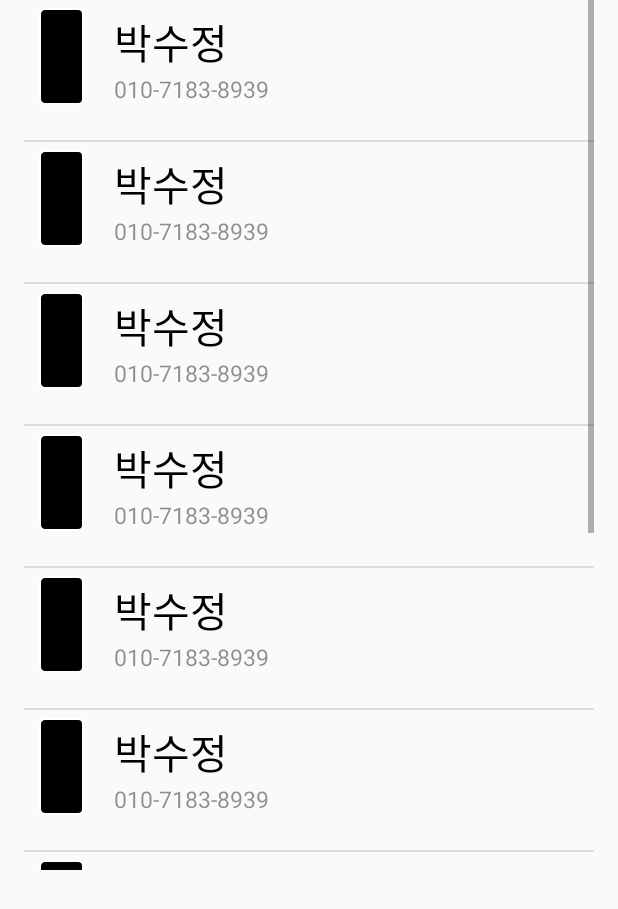
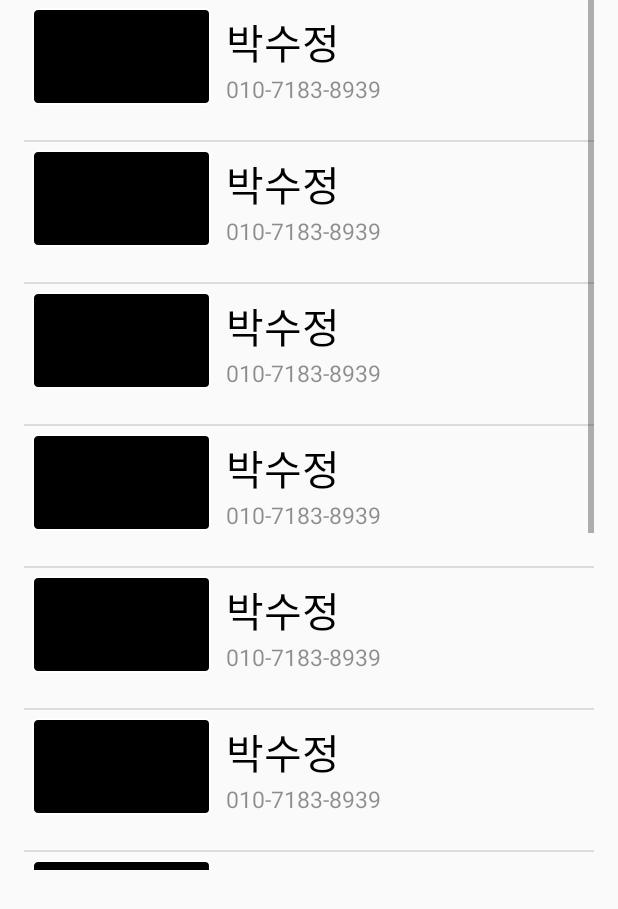
Before and after one commit to su1715/withjaehwan, an Android app: the MainActivity screen opened directly, with no data from a screen before it, on a phone screen of 412 x 824 dp. Shown: the top 909 px of the screen. Run offline under Robolectric (Android 15) with nearby library versions, the phone set to English and light mode, and no system bars.

Commit message:
tab2 update

```diff
--- a/app/src/main/AndroidManifest.xml
+++ b/app/src/main/AndroidManifest.xml
@@ -24,6 +24,7 @@
         </activity>
         <activity android:name=".Tab2FullScreenImageActivity"></activity>
         <activity android:name=".Tab2FullScreenImageAdapter"></activity>
+        <activity android:name=".Signup"></activity>
     </application>
 
 </manifest>
--- a/app/src/main/java/com/example/hellomyapplication/MainActivity.java
+++ b/app/src/main/java/com/example/hellomyapplication/MainActivity.java
@@ -1,23 +1,32 @@
 package com.example.hellomyapplication;
 
+import android.content.Intent;
+import android.os.Bundle;
+import android.widget.TabHost;
+
 import androidx.appcompat.app.AppCompatActivity;
+import androidx.recyclerview.widget.DefaultItemAnimator;
 import androidx.recyclerview.widget.DividerItemDecoration;
+import androidx.recyclerview.widget.GridLayoutManager;
 import androidx.recyclerview.widget.LinearLayoutManager;
 import androidx.recyclerview.widget.RecyclerView;
 
-import android.os.Bundle;
-import android.widget.TabHost;
-
 import java.util.ArrayList;
+import java.util.List;
 
 public class MainActivity extends AppCompatActivity {
     public ArrayList<PhoneBook> phoneBooks;
+
+    private Tab2GalleryManager mGalleryManager;
+    private RecyclerView recyclerGallery;
+    private Tab2GalleryAdapter galleryAdapter;
+
     @Override
     protected void onCreate(Bundle savedInstanceState) {
         super.onCreate(savedInstanceState);
         setContentView(R.layout.activity_main);
 
-        //TODO: 서버에 local phonebook, gallery 저장하기
+        //TODO: 서버에 local phonebook(id, name, phonenum, imageNumber), gallery 저장하기
 
         TabHost tabHost1=(TabHost)findViewById(R.id.tabHost1);
         tabHost1.setup();
@@ -26,18 +35,18 @@ public class MainActivity extends AppCompatActivity {
         ts1.setContent(R.id.phonebook);
 
         phoneBooks=new ArrayList<>();
-//        phoneBooks=Loader.getData(this); TODO: 서버에서 phonebook 정보 가져오기
+//        phoneBooks=Loader.getData(this); TODO: 서버에서 phonebook 정보 가져오기(id, name, phonenum, imageNumber)
         //일단은 하드코딩
-        phoneBooks.add(new PhoneBook("0","박수정","010-7183-8939"));
-        phoneBooks.add(new PhoneBook("1","박수정","010-7183-8939"));
-        phoneBooks.add(new PhoneBook("2","박수정","010-7183-8939"));
-        phoneBooks.add(new PhoneBook("3","박수정","010-7183-8939"));
-        phoneBooks.add(new PhoneBook("4","박수정","010-7183-8939"));
-        phoneBooks.add(new PhoneBook("5","박수정","010-7183-8939"));
-        phoneBooks.add(new PhoneBook("6","박수정","010-7183-8939"));
-        phoneBooks.add(new PhoneBook("7","박수정","010-7183-8939"));
-        phoneBooks.add(new PhoneBook("8","박수정","010-7183-8939"));
-        phoneBooks.add(new PhoneBook("9","박수정","010-7183-8939"));
+        phoneBooks.add(new PhoneBook("0","박수정","010-7183-8939",R.drawable.button_background));
+        phoneBooks.add(new PhoneBook("1","박수정","010-7183-8939",R.drawable.button_background));
+        phoneBooks.add(new PhoneBook("2","박수정","010-7183-8939",R.drawable.button_background));
+        phoneBooks.add(new PhoneBook("3","박수정","010-7183-8939",R.drawable.button_background));
+        phoneBooks.add(new PhoneBook("4","박수정","010-7183-8939",R.drawable.button_background));
+        phoneBooks.add(new PhoneBook("5","박수정","010-7183-8939",R.drawable.button_background));
+        phoneBooks.add(new PhoneBook("6","박수정","010-7183-8939",R.drawable.button_background));
+        phoneBooks.add(new PhoneBook("7","박수정","010-7183-8939",R.drawable.button_background));
+        phoneBooks.add(new PhoneBook("8","박수정","010-7183-8939",R.drawable.button_background));
+        phoneBooks.add(new PhoneBook("9","박수정","010-7183-8939",R.drawable.button_background));
 
 
 
@@ -60,6 +69,9 @@ public class MainActivity extends AppCompatActivity {
         ts2.setIndicator("Gallery");
         tabHost1.addTab(ts2);
 
+        initLayout();
+        init();
+
 
         TabHost.TabSpec ts3=tabHost1.newTabSpec("Tab Spec 3");
         ts3.setContent(R.id.special);
@@ -68,4 +80,95 @@ public class MainActivity extends AppCompatActivity {
 
 
     }
+
+
+
+
+    //tab2필요한 부분
+//    @Override
+//    public boolean onCreateOptionsMenu(Menu menu) { //이게 뭘까?
+//
+//        getMenuInflater().inflate(R.menu.menu_main, menu);
+//        return super.onCreateOptionsMenu(menu);
+//    }
+
+
+    /**
+     * 레이아웃 초기화
+     */
+    private void initLayout() {
+
+        recyclerGallery = (RecyclerView) findViewById(R.id.recyclerGallery);
+    }
+
+
+    /**
+     * 데이터 초기화
+     */
+    private void init() {
+
+        //갤러리 리사이클러뷰 초기화
+        initRecyclerGallery();
+    }
+
+
+    /**
+     * 갤러리 아미지 데이터 초기화
+     */
+    private List<Tab2PhotoVO> initGalleryPathList() {
+
+        mGalleryManager = new Tab2GalleryManager(getApplicationContext());
+        return mGalleryManager.getAllPhotoPathList();
+    }
+
+    /**
+     * 갤러리 리사이클러뷰 초기화
+     */
+    private void initRecyclerGallery() {
+
+        galleryAdapter = new Tab2GalleryAdapter(MainActivity.this, initGalleryPathList(), R.layout.tab2_item_photo);
+        galleryAdapter.setOnItemClickListener(mOnItemClickListener);
+        recyclerGallery.setAdapter(galleryAdapter);
+        recyclerGallery.setLayoutManager(new GridLayoutManager(this, 4));
+        recyclerGallery.setItemAnimator(new DefaultItemAnimator());
+//        recyclerGallery.addItemDecoration(new GridDividerDecoration(getResources(), R.drawable.divider_recycler_gallery));
+    }
+
+
+    /**
+     * 리사이클러뷰 아이템 선택시 호출 되는 리스너
+     */
+    private Tab2OnItemClickListener mOnItemClickListener = new Tab2OnItemClickListener() {
+
+        @Override
+        public void OnItemClick(Tab2GalleryAdapter.PhotoViewHolder photoViewHolder, int position) {
+
+            Tab2PhotoVO photoVO = galleryAdapter.getmPhotoList().get(position);
+            System.out.println(galleryAdapter.getmPhotoList().size());
+            String[] paths=new String[galleryAdapter.getmPhotoList().size()];
+
+            for (int i=0;i<galleryAdapter.getmPhotoList().size();i++){
+                paths[i]=galleryAdapter.getmPhotoList().get(i).getImgPath();
+            }
+
+//            System.out.println(position);
+//            while(galleryAdapter)
+
+//            List<Tab2PhotoVO> images=galleryAdapter.getmPhotoList();
+
+            Intent fullScreenIntent=new Intent(getApplicationContext(), Tab2FullScreenImageActivity.class);
+            fullScreenIntent.putExtra("imgPath", photoVO.getImgPath());
+            fullScreenIntent.putExtra("paths",paths );
+            fullScreenIntent.putExtra("position", position);
+
+//        Data(PhotoVO.getImgPath());
+            photoViewHolder.imgPhoto.getContext().startActivity(fullScreenIntent);
+
+        }
+    };
+
+
+
+
+
 }
--- a/app/src/main/java/com/example/hellomyapplication/Tab1TextAdapter.java
+++ b/app/src/main/java/com/example/hellomyapplication/Tab1TextAdapter.java
@@ -30,7 +30,8 @@ public class Tab1TextAdapter extends RecyclerView.Adapter<Tab1TextAdapter.ViewHo
             // 뷰 객체에 대한 참조. (hold strong reference)
             name = itemView.findViewById(R.id.name) ;
             phonenum = itemView.findViewById(R.id.phonenum) ;
-            profile=itemView.findViewById(R.id.profile);
+            profile=(ImageView) itemView.findViewById(R.id.profile);
+
 //            itemView.setOnClickListener(new View.onClickListener(){
 //                @Override
 //                public void onClick(View v){
@@ -67,6 +68,7 @@ public class Tab1TextAdapter extends RecyclerView.Adapter<Tab1TextAdapter.ViewHo
         final PhoneBook phoneBook = mData.get(position);
         holder.name.setText(phoneBook.getName());
         holder.phonenum.setText(phoneBook.getNumber());
+        holder.profile.setImageResource(phoneBook.getImageNumber());
 
         DisplayMetrics displayMetrics = new DisplayMetrics();
         ((Activity) holder.itemView.getContext()).getWindowManager().getDefaultDisplay().getMetrics(displayMetrics);
@@ -103,7 +105,7 @@ class PhoneBook{
     private String id;
     private String name;
     private String number;
-    private
+    private int imageNumber;
 
     public String getId() {
         return id;
@@ -117,6 +119,8 @@ class PhoneBook{
         return number;
     }
 
+    public int getImageNumber(){ return imageNumber; }
+
     public void setNumber(String number) {
         this.number = number;
     }
@@ -129,10 +133,16 @@ class PhoneBook{
         this.id = id;
     }
 
-    PhoneBook(String id, String name, String number){
+    public void setImageNumber(int imageNumber){
+        this.imageNumber=imageNumber;
+    }
+
+
+    PhoneBook(String id, String name, String number,int imageNumber){
         this.id=id;
         this.name=name;
         this.number=number;
+        this.imageNumber=imageNumber;
     }
     PhoneBook(){
 
--- a/app/src/main/java/com/example/hellomyapplication/Tab2GalleryManager.java
+++ b/app/src/main/java/com/example/hellomyapplication/Tab2GalleryManager.java
@@ -8,7 +8,7 @@ import android.provider.MediaStore;
 import java.util.ArrayList;
 import java.util.List;
 
-//import com.example.tabtwo.PhotoVO;
+
 
 public class Tab2GalleryManager { //사진정보를 가져옴
     private Context mContext;
@@ -24,8 +24,10 @@ public class Tab2GalleryManager { //사진정보를 가져옴
 
         ArrayList<com.example.hellomyapplication.Tab2PhotoVO> photoList = new ArrayList<>();
 
+        // TODO: (이하의 코드는 로컬 저장소에서 사진받아옴) 안드로이드 시스템 말고 DB&서버로 받아올것
+
         Uri uri = android.provider.MediaStore.Images.Media.EXTERNAL_CONTENT_URI;
-        // 안드로이스 시스템에서 제공하는 미디어 데이터 DB
+        // 안드로이드 시스템에서 제공하는 미디어 데이터 DB
 
         String[] projection = {
                 MediaStore.MediaColumns.DATA,
--- a/app/src/main/res/layout/tab1_recyclerview_item.xml
+++ b/app/src/main/res/layout/tab1_recyclerview_item.xml
@@ -20,7 +20,7 @@
             android:id="@+id/profile"
             android:layout_width="69dp"
             android:layout_height="match_parent"
-            android:layout_marginLeft="10dp"
+            android:layout_marginLeft="5dp"
             android:layout_marginTop="5dp"
             android:layout_marginBottom="5dp"
             android:layout_weight="1"
@@ -28,7 +28,7 @@
 
         <LinearLayout
             android:id="@+id/linearLayout"
-            android:layout_width="340dp"
+            android:layout_width="255dp"
             android:layout_height="wrap_content"
             android:orientation="vertical"
             android:paddingTop="7dp"
@@ -43,7 +43,8 @@
                 android:id="@+id/name"
                 android:layout_width="match_parent"
                 android:layout_height="match_parent"
-                android:layout_marginLeft="20dp"
+                android:layout_marginLeft="10dp"
+                android:gravity="center_vertical"
                 android:text="name"
                 android:textColor="#000000"
                 android:textSize="27dp"
@@ -55,7 +56,7 @@
                 android:id="@+id/phonenum"
                 android:layout_width="match_parent"
                 android:layout_height="match_parent"
-                android:layout_marginLeft="20dp"
+                android:layout_marginLeft="10dp"
                 android:text="phonenum"
                 android:textColor="#70000000"
                 android:textSize="15dp"
```
Also changed, not shown: app/src/main/java/com/example/hellomyapplication/Login.java (+38 -1 lines), app/src/main/java/com/example/hellomyapplication/Signup.java (added, +68 -0 lines), app/src/main/java/com/example/hellomyapplication/Tab2GalleryAdapter.java (+1 -16 lines), app/src/main/res/drawable/border_layout.xml (added, +13 -0 lines), app/src/main/res/layout/login_page.xml (+16 -2 lines), app/src/main/res/layout/signup_page.xml (added, +141 -0 lines), 1 other file.
